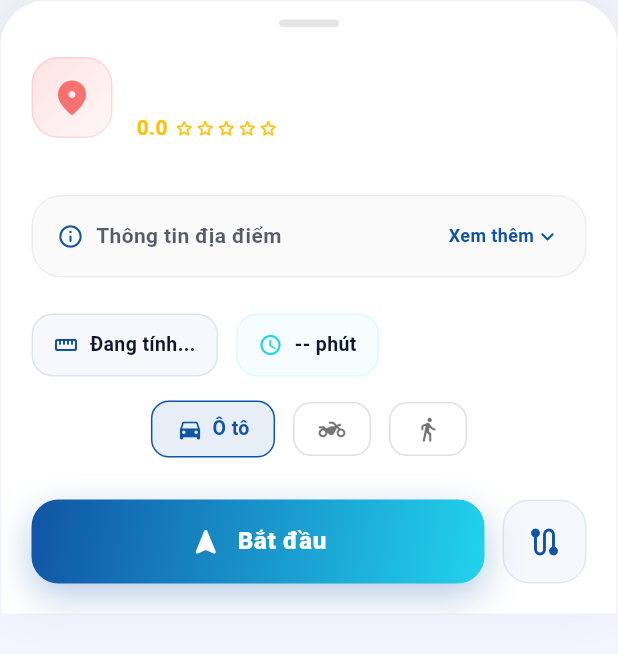
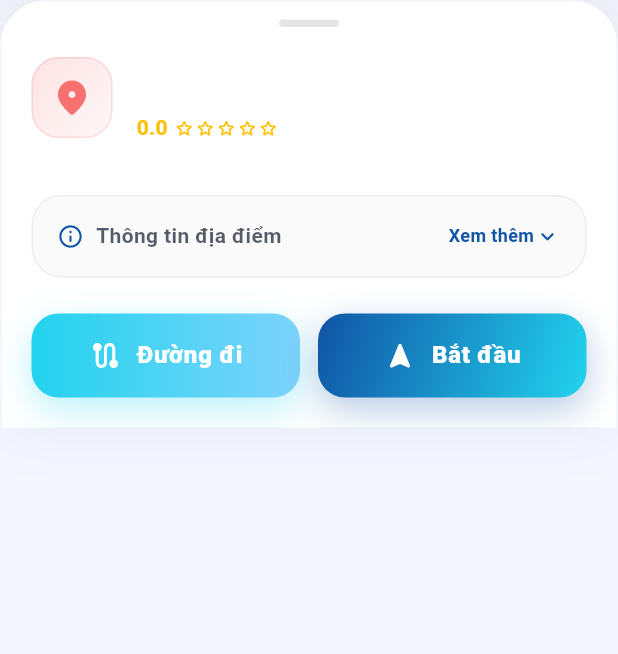
Before and after one commit to huymanhdepzai/gnss_vision_app, a Flutter app: the MapPlaceSheet widget shown alone on an empty page, opened directly with empty values, on a phone screen of 412 x 824 dp. Shown: the top 654 px of the screen. Run offline on Flutter 3.47's test engine with Material 3 defaults, Android fonts, the phone set to English and light mode, and no system bars; our stand-ins replace cloud_firestore, dartz, equatable, file_picker, firebase_auth, firebase_core and 19 more; missing offline and left inert: extension_google_sign_in_as_googleapis_auth, flutter_earth_globe, flutter_vision, googleapis, mapbox_maps_flutter, opencv_dart; accounts and stored records are empty; generated files the repository leaves out were written again.

Commit message:
add fix ui map place sheet

```diff
--- a/lib/features/map/presentation/widgets/map_floating_buttons.dart
+++ b/lib/features/map/presentation/widgets/map_floating_buttons.dart
@@ -25,10 +25,6 @@ class MapFloatingButtons extends StatelessWidget {
       builder: (context, child) {
         return Transform.scale(
           scale: fabScaleAnimation.value,
-          child: Padding(
-            padding: EdgeInsets.only(
-                bottom:
-                    state.viewState == MapViewState.placeDetail ? 260.0 : 0.0),
           child: Column(
             mainAxisSize: MainAxisSize.min,
             crossAxisAlignment: CrossAxisAlignment.end,
@@ -73,7 +69,6 @@ class MapFloatingButtons extends StatelessWidget {
               ),
             ],
           ),
-          ),
         );
       },
     );
--- a/lib/features/map/presentation/widgets/map_place_sheet.dart
+++ b/lib/features/map/presentation/widgets/map_place_sheet.dart
@@ -1,8 +1,10 @@
 import 'dart:ui';
 import 'package:flutter/material.dart';
 import 'package:flutter/services.dart';
+import 'package:flutter_bloc/flutter_bloc.dart';
 import '../../../../core/app_theme.dart';
 import '../bloc/map_home_state.dart';
+import '../bloc/map_home_bloc.dart';
 
 import '../../data/datasources/goong_search_data_source.dart';
 
@@ -34,6 +36,7 @@ class MapPlaceSheet extends StatefulWidget {
 
 class _MapPlaceSheetState extends State<MapPlaceSheet> {
   bool _isDetailsExpanded = false;
+  bool _isRouteMode = false;
 
   Color _a(Color c, double o) => c.withOpacity(o);
 
@@ -91,6 +94,8 @@ class _MapPlaceSheetState extends State<MapPlaceSheet> {
                     ),
                   ),
                   const SizedBox(height: 20),
+                  if (!_isRouteMode) ...[
+                    // CHẾ ĐỘ CHI TIẾT ĐỊA ĐIỂM
                     Row(
                       crossAxisAlignment: CrossAxisAlignment.start,
                       children: [
@@ -182,16 +187,20 @@ class _MapPlaceSheetState extends State<MapPlaceSheet> {
                         ),
                       ),
                     const SizedBox(height: 24),
-                  _buildInfoRow(),
-                  const SizedBox(height: 16),
-                  _buildVehicleSelection(),
-                  if (widget.state.availableRoutes.length > 1) ...[
-                    const SizedBox(height: 16),
-                    _buildRouteSelection(),
-                  ],
-                  const SizedBox(height: 28),
                     Row(
                       children: [
+                        Expanded(
+                          child: _buildPrimaryButton(
+                            text: "Đường đi",
+                            icon: Icons.route_rounded,
+                            onTap: () {
+                              setState(() => _isRouteMode = true);
+                              widget.onFetchAndDrawRoute();
+                            },
+                            gradient: AppTheme.accentGradient,
+                          ),
+                        ),
+                        const SizedBox(width: 12),
                         Expanded(
                           child: _buildPrimaryButton(
                             text: "Bắt đầu",
@@ -199,13 +208,51 @@ class _MapPlaceSheetState extends State<MapPlaceSheet> {
                             onTap: widget.onStartNavigation,
                           ),
                         ),
-                      const SizedBox(width: 12),
-                      _buildSecondaryButton(
-                        icon: Icons.route_rounded,
-                        onTap: widget.onFetchAndDrawRoute,
+                      ],
+                    ),
+                  ] else ...[
+                    // CHẾ ĐỘ THÔNG TIN ĐƯỜNG ĐI
+                    Row(
+                      mainAxisAlignment: MainAxisAlignment.spaceBetween,
+                      children: [
+                        Text(
+                          "Chi tiết tuyến đường",
+                          style: TextStyle(
+                            fontSize: 20,
+                            fontWeight: FontWeight.w900,
+                            color: widget.isDark ? Colors.white : AppTheme.textDark,
+                          ),
+                        ),
+                        GestureDetector(
+                          onTap: () => setState(() => _isRouteMode = false),
+                          child: Container(
+                            padding: const EdgeInsets.all(8),
+                            decoration: BoxDecoration(
+                              color: widget.isDark ? Colors.white10 : Colors.black.withOpacity(0.05),
+                              shape: BoxShape.circle,
+                            ),
+                            child: Icon(Icons.close_rounded,
+                                size: 20,
+                                color: widget.isDark ? Colors.white70 : AppTheme.textDark),
+                          ),
                         ),
                       ],
                     ),
+                    const SizedBox(height: 24),
+                    _buildVehicleSelection(widget.state),
+                    const SizedBox(height: 16),
+                    _buildInfoRow(widget.state),
+                    if (widget.state.availableRoutes.length > 1) ...[
+                      const SizedBox(height: 20),
+                      _buildRouteSelection(widget.state),
+                    ],
+                    const SizedBox(height: 28),
+                    _buildPrimaryButton(
+                      text: "Bắt đầu",
+                      icon: Icons.navigation_rounded,
+                      onTap: widget.onStartNavigation,
+                    ),
+                  ],
                 ],
               ),
             ),
@@ -399,59 +446,116 @@ class _MapPlaceSheetState extends State<MapPlaceSheet> {
     );
   }
 
-  Widget _buildInfoRow() {
-    return Row(
-      children: [
-        _infoChip(Icons.straighten_rounded, widget.state.distance, AppTheme.primaryColor),
-        const SizedBox(width: 12),
-        _infoChip(Icons.access_time_rounded, widget.state.duration, AppTheme.secondaryColor),
-      ],
-    );
+  String _getArrivalTime(String durationText) {
+    try {
+      int minutes = 0;
+      final RegExp hourRegExp = RegExp(r'(\d+)\s*giờ');
+      final RegExp minRegExp = RegExp(r'(\d+)\s*phút');
+
+      final hourMatch = hourRegExp.firstMatch(durationText);
+      final minMatch = minRegExp.firstMatch(durationText);
+
+      if (hourMatch != null) {
+        minutes += int.parse(hourMatch.group(1)!) * 60;
+      }
+      if (minMatch != null) {
+        minutes += int.parse(minMatch.group(1)!);
       }
 
-  Widget _infoChip(IconData icon, String value, Color color) {
+      if (minutes == 0 && durationText.isNotEmpty) {
+        // Fallback for cases like "1 min" or just numbers
+        final RegExp fallbackRegExp = RegExp(r'(\d+)');
+        final fallbackMatch = fallbackRegExp.firstMatch(durationText);
+        if (fallbackMatch != null) {
+          minutes = int.parse(fallbackMatch.group(1)!);
+        }
+      }
+
+      final arrivalTime = DateTime.now().add(Duration(minutes: minutes));
+      return "${arrivalTime.hour.toString().padLeft(2, '0')}:${arrivalTime.minute.toString().padLeft(2, '0')}";
+    } catch (e) {
+      return "--:--";
+    }
+  }
+
+  Widget _buildInfoRow(MapHomeState state) {
+    final arrivalTime = _getArrivalTime(state.duration);
+    final textColor = widget.isDark ? Colors.white : AppTheme.textDark;
+
     return Container(
-      padding: const EdgeInsets.symmetric(horizontal: 14, vertical: 10),
-      decoration: BoxDecoration(
-        color: _a(color, widget.isDark ? 0.08 : 0.04),
-        borderRadius: BorderRadius.circular(14),
-        border: Border.all(color: _a(color, 0.12), width: 1),
+      width: double.infinity,
+      padding: const EdgeInsets.symmetric(vertical: 16),
+      child: Column(
+        crossAxisAlignment: CrossAxisAlignment.start,
+        children: [
+          Row(
+            mainAxisAlignment: MainAxisAlignment.spaceBetween,
+            crossAxisAlignment: CrossAxisAlignment.start,
+            children: [
+              Column(
+                crossAxisAlignment: CrossAxisAlignment.start,
+                children: [
+                  Text(
+                    "Đến nơi lúc $arrivalTime",
+                    style: TextStyle(
+                      fontSize: 18,
+                      fontWeight: FontWeight.w800,
+                      color: textColor,
                     ),
-      child: Row(
-        children: [
-          Icon(icon, size: 16, color: color),
-          const SizedBox(width: 8),
+                  ),
+                  const SizedBox(height: 4),
                   Text(
-            value,
+                    "Khoảng cách: ${state.distance}",
                     style: TextStyle(
-              color: widget.isDark ? _a(Colors.white, 0.8) : AppTheme.textDark,
-              fontSize: 13,
-              fontWeight: FontWeight.w700,
+                      fontSize: 14,
+                      fontWeight: FontWeight.w500,
+                      color: textColor.withOpacity(0.6),
                     ),
+                  ),
+                ],
+              ),
+              Text(
+                state.duration,
+                style: const TextStyle(
+                  fontSize: 22,
+                  fontWeight: FontWeight.w900,
+                  color: AppTheme.primaryColor,
+                ),
+              ),
+            ],
           ),
         ],
       ),
     );
   }
 
-  Widget _buildVehicleSelection() {
-    return Row(
-      mainAxisAlignment: MainAxisAlignment.center,
+  Widget _buildVehicleSelection(MapHomeState state) {
+    return Container(
+      width: double.infinity,
+      decoration: BoxDecoration(
+        border: Border(
+          bottom: BorderSide(
+            color: widget.isDark ? Colors.white10 : Colors.black.withOpacity(0.05),
+            width: 1,
+          ),
+        ),
+      ),
+      child: Row(
+        mainAxisAlignment: MainAxisAlignment.spaceAround,
         children: [
-        _vehicleOption('car', Icons.directions_car_rounded, 'Ô tô'),
-        const SizedBox(width: 12),
-        _vehicleOption('bike', Icons.two_wheeler_rounded, 'Xe máy'),
-        const SizedBox(width: 12),
-        _vehicleOption('foot', Icons.directions_walk_rounded, 'Đi bộ'),
+          Expanded(child: _vehicleOption('car', Icons.directions_car_rounded, state)),
+          Expanded(child: _vehicleOption('bike', Icons.two_wheeler_rounded, state)),
+          Expanded(child: _vehicleOption('foot', Icons.directions_walk_rounded, state)),
         ],
+      ),
     );
   }
 
-  Widget _vehicleOption(String vehicleType, IconData icon, String label) {
-    final isSelected = widget.state.vehicle == vehicleType;
-    final color = isSelected
-        ? AppTheme.primaryColor
-        : (widget.isDark ? Colors.white54 : Colors.black54);
+  Widget _vehicleOption(
+      String vehicleType, IconData icon, MapHomeState state) {
+    final isSelected = state.vehicle == vehicleType;
+    final activeColor = AppTheme.primaryColor;
+    final inactiveColor = widget.isDark ? Colors.white38 : Colors.black26;
 
     return GestureDetector(
       onTap: () {
@@ -462,39 +566,25 @@ class _MapPlaceSheetState extends State<MapPlaceSheet> {
       },
       child: AnimatedContainer(
         duration: const Duration(milliseconds: 300),
-        padding: const EdgeInsets.symmetric(horizontal: 16, vertical: 8),
+        padding: const EdgeInsets.symmetric(vertical: 14),
         decoration: BoxDecoration(
-          color: isSelected
-              ? _a(AppTheme.primaryColor, widget.isDark ? 0.15 : 0.1)
-              : Colors.transparent,
-          borderRadius: BorderRadius.circular(12),
-          border: Border.all(
-            color: isSelected
-                ? AppTheme.primaryColor
-                : (widget.isDark ? Colors.white12 : Colors.black12),
+          border: Border(
+            bottom: BorderSide(
+              color: isSelected ? activeColor : Colors.transparent,
+              width: 3,
             ),
           ),
-        child: Row(
-          children: [
-            Icon(icon, size: 18, color: color),
-            if (isSelected) ...[
-              const SizedBox(width: 6),
-              Text(
-                label,
-                style: TextStyle(
-                  color: color,
-                  fontSize: 13,
-                  fontWeight: FontWeight.w600,
         ),
-              ),
-            ]
-          ],
+        child: Icon(
+          icon,
+          size: 26,
+          color: isSelected ? activeColor : inactiveColor,
         ),
       ),
     );
   }
 
-  Widget _buildRouteSelection() {
+  Widget _buildRouteSelection(MapHomeState state) {
     return Column(
       crossAxisAlignment: CrossAxisAlignment.start,
       children: [
@@ -511,11 +601,11 @@ class _MapPlaceSheetState extends State<MapPlaceSheet> {
           height: 60,
           child: ListView.separated(
             scrollDirection: Axis.horizontal,
-            itemCount: widget.state.availableRoutes.length,
+            itemCount: state.availableRoutes.length,
             separatorBuilder: (_, __) => const SizedBox(width: 10),
             itemBuilder: (context, index) {
-              final route = widget.state.availableRoutes[index];
-              final isSelected = widget.state.selectedRouteIndex == index;
+              final route = state.availableRoutes[index];
+              final isSelected = state.selectedRouteIndex == index;
               return GestureDetector(
                 onTap: () {
                   if (!isSelected) {
@@ -572,6 +662,7 @@ class _MapPlaceSheetState extends State<MapPlaceSheet> {
     required String text,
     required IconData icon,
     required VoidCallback onTap,
+    Gradient? gradient,
   }) {
     return GestureDetector(
       onTap: () {
@@ -581,11 +672,11 @@ class _MapPlaceSheetState extends State<MapPlaceSheet> {
       child: Container(
         height: 56,
         decoration: BoxDecoration(
-          gradient: AppTheme.primaryGradient,
+          gradient: gradient ?? AppTheme.primaryGradient,
           borderRadius: BorderRadius.circular(18),
           boxShadow: [
             BoxShadow(
-              color: AppTheme.primaryColor.withOpacity(0.3),
+              color: (gradient?.colors.first ?? AppTheme.primaryColor).withOpacity(0.3),
               blurRadius: 20,
               offset: const Offset(0, 8),
             ),
```
Also changed, not shown: lib/features/map/presentation/pages/map_home_page.dart (+27 -7 lines), assets/icons/location.svg (added). Lines whose indentation alone changed are shown as unchanged.
